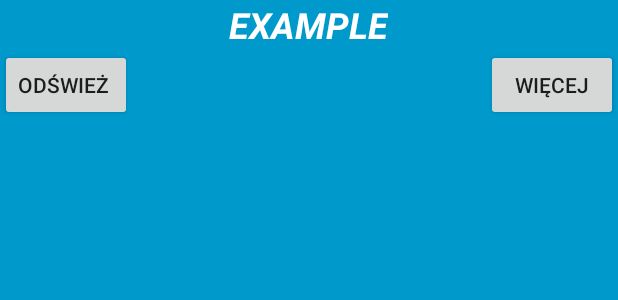
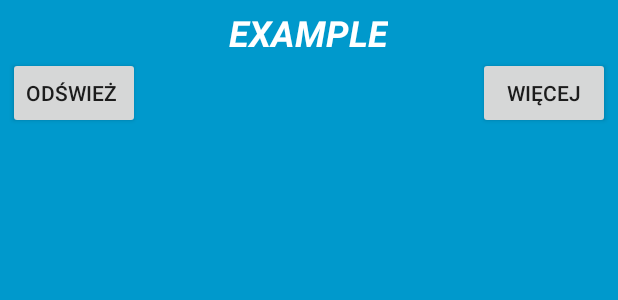
Before and after one commit to AdamTomaja/XKom-HotShots, an Android app: the layout hot_shot_widget.xml on its own in the app's theme, with its tools: preview values and no code run, on a phone screen of 412 x 824 dp. Shown: the top 300 px of the screen. Run offline under Robolectric (Android 15) with nearby library versions, the phone set to English and light mode, and no system bars.

Commit message:
Paddings in widget

```diff
--- a/XKomHotShotsAndroid/app/src/main/res/layout/hot_shot_widget.xml
+++ b/XKomHotShotsAndroid/app/src/main/res/layout/hot_shot_widget.xml
@@ -2,7 +2,10 @@
     android:layout_width="match_parent"
     android:layout_height="match_parent"
     android:background="#09C"
-    android:padding="@dimen/widget_margin">
+    android:paddingLeft="5dp"
+    android:paddingTop="5dp"
+    android:paddingRight="5dp"
+    android:paddingBottom="5dp">
 
     <TextView
         android:id="@+id/appwidget_text"
```
